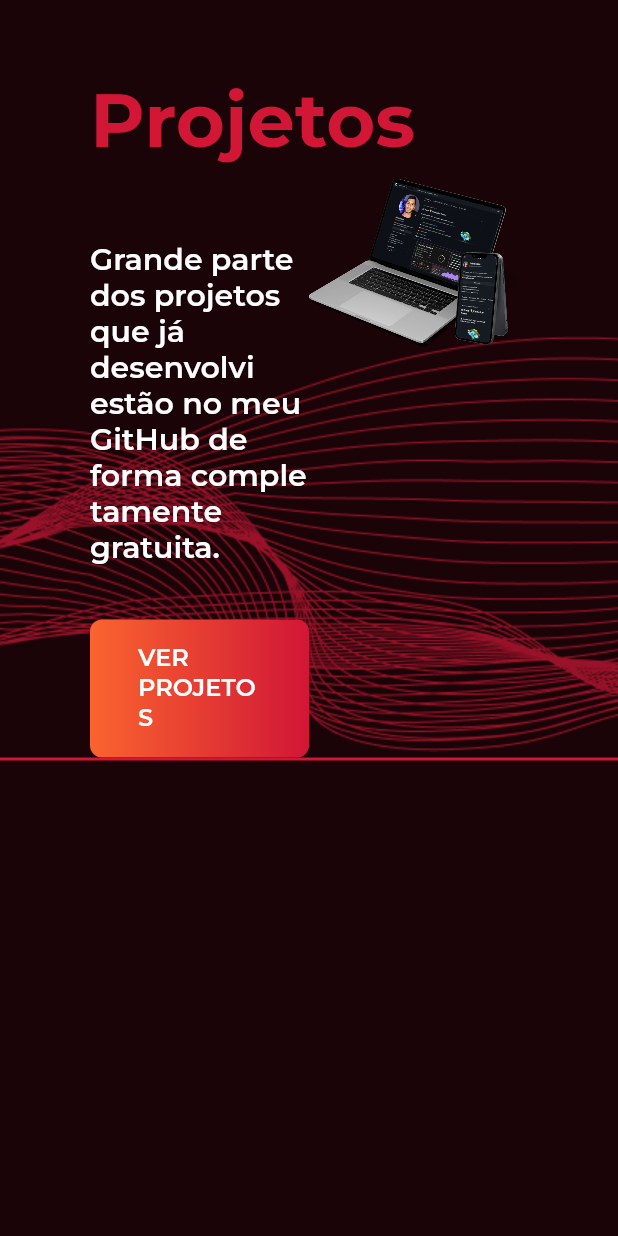
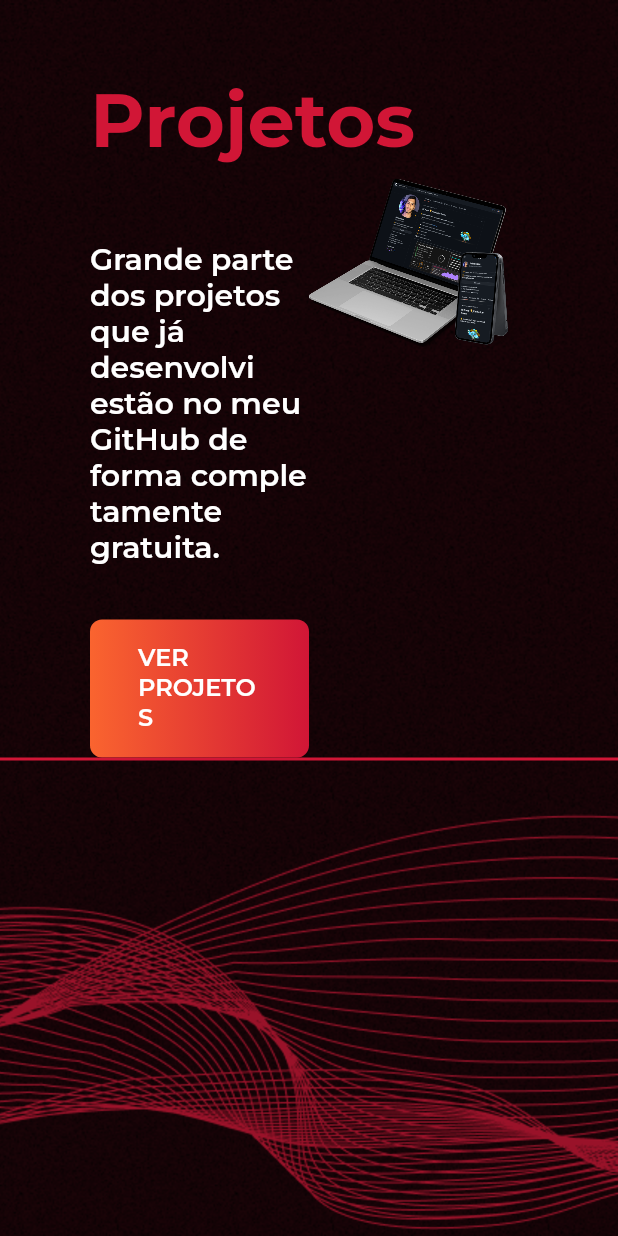
Before and after one commit to felipecastrosales/site, a Flutter app: the ProjectsWeb widget shown alone on an empty page, opened directly, on a phone screen of 412 x 824 dp. Run offline on Flutter 3.47's test engine with Material 2 defaults, Android fonts, the light colour scheme and no system bars; our stand-ins replace auto_size_text, flutter_svg, google_fonts, lottie, url_strategy.

Commit message:
fix: adjust Projects section to works better

```diff
--- a/lib/app/core/responsive/breakpoints.dart
+++ b/lib/app/core/responsive/breakpoints.dart
@@ -2,7 +2,7 @@ class Breakpoints {
   Breakpoints._();
   static const appBar = 600;
   static const presentation = 660;
-  static const projects = 590;
+  static const projects = 650;
   static const experience = 600;
   static const social = 550;
   static const contact = 650;
--- a/lib/app/home/components/projects/projects_mobile.dart
+++ b/lib/app/home/components/projects/projects_mobile.dart
@@ -47,7 +47,7 @@ class ProjectsMobile extends StatelessWidget {
                 const CustomTextButtonWidget(),
                 Container(
                   alignment: Alignment.center,
-                  padding: const EdgeInsets.only(top: 24),
+                  padding: const EdgeInsets.only(top: 24, bottom: 16),
                   child: Image.asset(
                     AppImages.mockup,
                     filterQuality: FilterQuality.high,
--- a/lib/app/home/components/projects/projects_web.dart
+++ b/lib/app/home/components/projects/projects_web.dart
@@ -12,24 +12,32 @@ class ProjectsWeb extends StatelessWidget {
 
   @override
   Widget build(BuildContext context) {
-    return Column(
+    return Stack(
       children: [
-        Stack(
-          children: [
-            Positioned(
+        Positioned.fill(
+          child: Image.asset(
+            AppImages.presentationTextureLarge,
+            fit: BoxFit.cover,
+            filterQuality: FilterQuality.high,
+            height: MediaQuery.of(context).size.height,
+            width: MediaQuery.of(context).size.width,
+          ),
+        ),
+        Positioned.fill(
           bottom: 4,
-              child: Stack(
-                children: [
-                  Image.asset(
+          child: Align(
+            alignment: Alignment.bottomCenter,
+            child: Image.asset(
               AppImages.abstractLarge,
               fit: BoxFit.cover,
               filterQuality: FilterQuality.high,
               height: 305.7,
               width: MediaQuery.of(context).size.width,
             ),
-                ],
           ),
         ),
+        Column(
+          children: [
             WebBody(
               children: [
                 const SectionTitle(
@@ -78,9 +86,9 @@ class ProjectsWeb extends StatelessWidget {
                 ),
               ],
             ),
+            const SectionDivider(),
           ],
         ),
-        const SectionDivider(),
       ],
     );
   }
```
Lines whose indentation alone changed are shown as unchanged.
